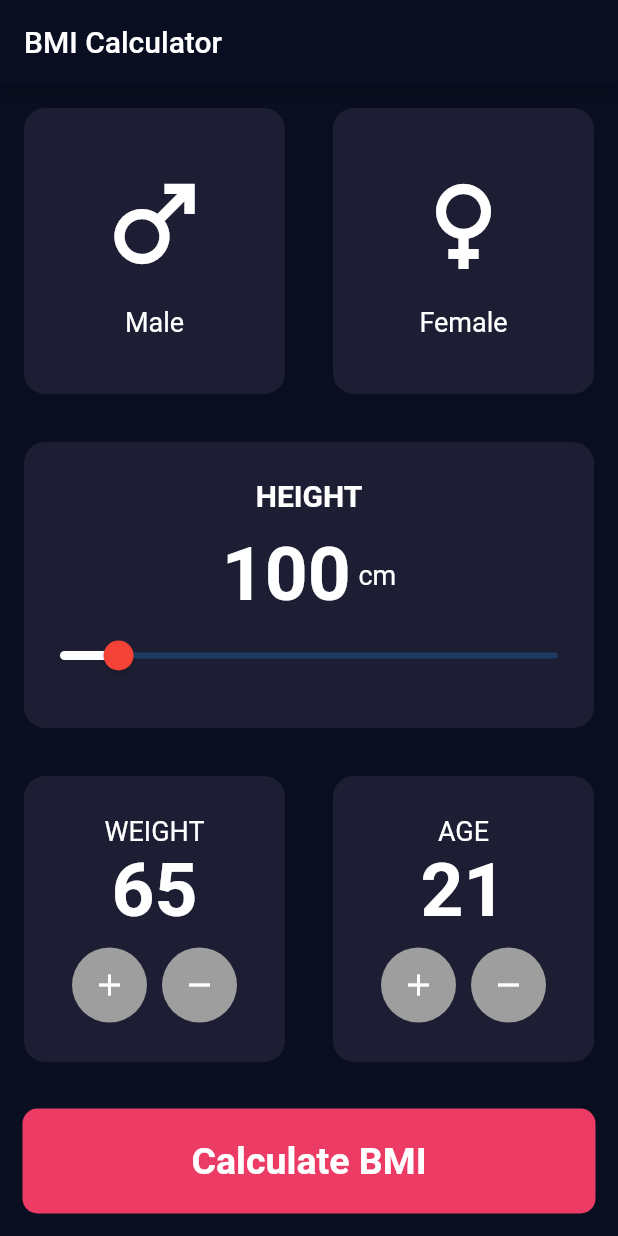
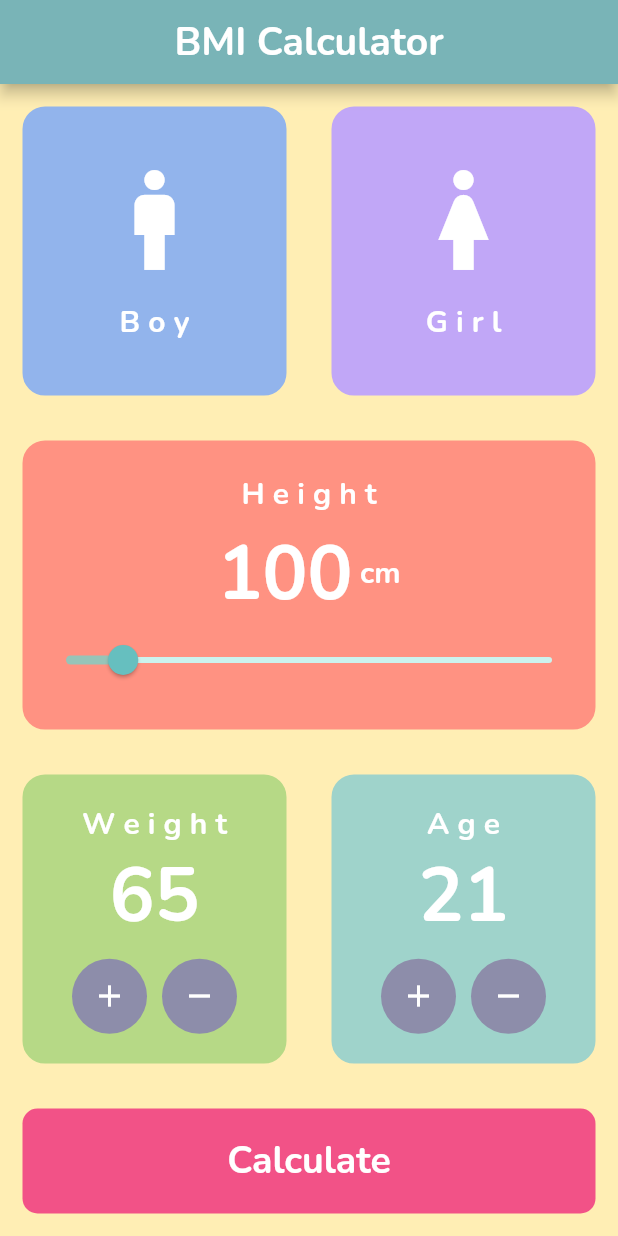
Before and after one commit to AdiKhoironHasan/flutter-bmi, a Flutter app: the screen it shows after launch, on a phone screen of 412 x 824 dp. Run offline on Flutter 3.47's test engine with Material 2 defaults, Android fonts, the phone set to English and light mode, and no system bars.

Commit message:
done recolour

```diff
--- a/lib/contants/constant.dart
+++ b/lib/contants/constant.dart
@@ -1,9 +1,12 @@
 import 'package:flutter/material.dart';
 
-const Color primaryColor = Color(0xff0a0e21);
+const Color primaryColor = Color(0xffffeeb4);
+const Color buttonColor = Color(0xff8D8DAA);
+// Color(0xff0a0e21);
 TextStyle? labelTextStyle = const TextStyle(
     //nullable
-    fontSize: 18,
+    fontSize: 20,
+    fontWeight: FontWeight.bold,
     color: Colors.white
     // Color(0xff8d8e98),
     );
--- a/lib/main.dart
+++ b/lib/main.dart
@@ -17,7 +17,8 @@ class MyApp extends StatelessWidget {
       theme: ThemeData(
         primaryColor: primaryColor,
         scaffoldBackgroundColor: primaryColor,
-        appBarTheme: const AppBarTheme(backgroundColor: Color(0xff0a0e21)),
+        appBarTheme: const AppBarTheme(backgroundColor: Color(0xff79B4B7)),
+        fontFamily: "Nunito",
         // This is the theme of your application.
         //
         // Try running your application with "flutter run". You'll see the
--- a/lib/views/bmi_data_screen.dart
+++ b/lib/views/bmi_data_screen.dart
@@ -26,9 +26,18 @@ class _BmiDataScreenState extends State<BmiDataScreen> {
   @override
   Widget build(BuildContext context) {
     return Scaffold(
-      backgroundColor: const Color(0xff0a0e21),
+      backgroundColor: primaryColor,
       appBar: AppBar(
-        title: const Text("BMI Calculator"),
+        title: const Center(
+          child: Text(
+            "BMI Calculator",
+            style: TextStyle(
+              fontWeight: FontWeight.bold,
+              fontSize: 26,
+              // fontFamily: "Nunito",
+            ),
+          ),
+        ),
       ),
       body: Column(
         children: [
@@ -42,12 +51,14 @@ class _BmiDataScreenState extends State<BmiDataScreen> {
                       setState(() {});
                     },
                     child: BmiCard(
-                      borderColor:
-                          (gender == "male") ? Colors.white : primaryColor,
+                      borderColor: (gender == "male")
+                          ? const Color(0xffFFFFFF)
+                          : const Color(0xff92B4EC),
                       child: const GenderIconText(
-                        icon: Icons.male,
-                        title: "Male",
+                        icon: Icons.man,
+                        title: "B o y",
                       ),
+                      bgColor: const Color(0xff92B4EC),
                     ),
                   ),
                 ),
@@ -58,12 +69,14 @@ class _BmiDataScreenState extends State<BmiDataScreen> {
                       setState(() {});
                     },
                     child: BmiCard(
-                      borderColor:
-                          (gender == "female" ? Colors.white : primaryColor),
+                      borderColor: (gender == "female"
+                          ? const Color(0xffFFFFFF)
+                          : const Color(0xffC1A7F7)),
                       child: const GenderIconText(
-                        icon: Icons.female,
-                        title: 'Female',
+                        icon: Icons.woman,
+                        title: 'G i r l',
                       ),
+                      bgColor: const Color(0xffC1A7F7),
                     ),
                   ),
                 )
@@ -72,18 +85,20 @@ class _BmiDataScreenState extends State<BmiDataScreen> {
           ),
           Expanded(
             child: BmiCard(
+                bgColor: const Color(0xffff9282),
+                borderColor: const Color(0xffff9282),
                 child: Column(
                   mainAxisAlignment: MainAxisAlignment.center,
                   children: [
                     Text(
-                  "HEIGHT",
+                      "H e i g h t",
                       style: labelTextStyle!.copyWith(
                         fontSize: 20,
                         fontWeight: FontWeight.bold,
                       ),
                     ),
                     const SizedBox(
-                  height: 12,
+                      height: 5,
                     ),
                     Row(
                       mainAxisAlignment: MainAxisAlignment.center,
@@ -105,8 +120,9 @@ class _BmiDataScreenState extends State<BmiDataScreen> {
                       value: height.toDouble(),
                       min: 80,
                       max: 250,
-                  activeColor: Colors.white,
-                  thumbColor: Colors.red,
+                      activeColor: const Color(0xff97C4B8),
+                      thumbColor: const Color(0xff66BFBF),
+                      inactiveColor: const Color(0xffCCF3EE),
                       onChanged: (value) {
                         height = value.toInt();
                         setState(() {});
@@ -119,11 +135,13 @@ class _BmiDataScreenState extends State<BmiDataScreen> {
             child: Row(children: [
               Expanded(
                 child: BmiCard(
+                  bgColor: const Color(0xffB6D986),
+                  borderColor: const Color(0xffB6D986),
                   child: Column(
                     mainAxisAlignment: MainAxisAlignment.center,
                     children: [
                       Text(
-                        "WEIGHT",
+                        "W e i g h t",
                         style: labelTextStyle,
                       ),
                       Text(
@@ -144,7 +162,7 @@ class _BmiDataScreenState extends State<BmiDataScreen> {
                             },
                             elevation: 0,
                             shape: const CircleBorder(),
-                            fillColor: Colors.grey,
+                            fillColor: buttonColor,
                             constraints: const BoxConstraints.tightFor(
                               width: 50,
                               height: 50,
@@ -159,12 +177,14 @@ class _BmiDataScreenState extends State<BmiDataScreen> {
                           ),
                           RawMaterialButton(
                             onPressed: () {
+                              if (weight > 1) {
                                 weight--;
+                              }
                               setState(() {});
                             },
                             elevation: 0,
                             shape: const CircleBorder(),
-                            fillColor: Colors.grey,
+                            fillColor: buttonColor,
                             constraints: const BoxConstraints.tightFor(
                               width: 50,
                               height: 50,
@@ -182,11 +202,13 @@ class _BmiDataScreenState extends State<BmiDataScreen> {
               ),
               Expanded(
                 child: BmiCard(
+                  bgColor: const Color(0xff9FD3CB),
+                  borderColor: const Color(0xff9FD3CB),
                   child: Column(
                     mainAxisAlignment: MainAxisAlignment.center,
                     children: [
                       Text(
-                        "AGE",
+                        "A g e",
                         style: labelTextStyle,
                       ),
                       Text(
@@ -206,7 +228,7 @@ class _BmiDataScreenState extends State<BmiDataScreen> {
                             },
                             elevation: 0,
                             shape: const CircleBorder(),
-                            fillColor: Colors.grey,
+                            fillColor: buttonColor,
                             constraints: const BoxConstraints.tightFor(
                               width: 50,
                               height: 50,
@@ -221,12 +243,14 @@ class _BmiDataScreenState extends State<BmiDataScreen> {
                           ),
                           RawMaterialButton(
                             onPressed: () {
+                              if (age > 1) {
                                 age--;
+                              }
                               setState(() {});
                             },
                             elevation: 0,
                             shape: const CircleBorder(),
-                            fillColor: Colors.grey,
+                            fillColor: buttonColor,
                             constraints: const BoxConstraints.tightFor(
                               width: 50,
                               height: 50,
@@ -261,11 +285,11 @@ class _BmiDataScreenState extends State<BmiDataScreen> {
               margin: const EdgeInsets.all(15),
               decoration: BoxDecoration(
                 borderRadius: BorderRadius.circular(10),
-                color: const Color(0xffec3c66),
+                color: const Color(0xffF25287),
               ),
               child: Center(
                   child: Text(
-                "Calculate BMI",
+                "Calculate",
                 style: labelTextStyle!.copyWith(
                   fontSize: 25,
                   fontWeight: FontWeight.bold,
@@ -284,18 +308,21 @@ class BmiCard extends StatelessWidget {
     Key? key,
     this.child,
     this.borderColor = primaryColor,
+    this.bgColor = const Color(0xffC1A7F7),
   }) : super(key: key);
 
   final Widget? child;
   final Color? borderColor;
+  final Color? bgColor;
 
   @override
   Widget build(BuildContext context) {
     return Container(
       decoration: BoxDecoration(
-        color: const Color(0xff1d1e33),
+        color: bgColor,
+        // const Color(0xff1d1e33),
         borderRadius: BorderRadius.circular(15),
-        border: Border.all(color: borderColor!), //tidak null
+        border: Border.all(color: borderColor!, width: 5), //tidak null
       ),
       margin: const EdgeInsets.all(15),
       child: child,
--- a/lib/views/bmi_result_screen.dart
+++ b/lib/views/bmi_result_screen.dart
@@ -67,7 +67,16 @@ class BmiResultScreen extends StatelessWidget {
 
     return Scaffold(
       appBar: AppBar(
-        title: const Text("BMI Calculator"),
+        title: const Center(
+          child: Text(
+            "BMI Calculator",
+            style: TextStyle(
+              fontWeight: FontWeight.bold,
+              fontSize: 26,
+              // fontFamily: "Nunito",
+            ),
+          ),
+        ),
       ),
       body: Column(
         children: [
@@ -115,6 +124,7 @@ class BmiResultScreen extends StatelessWidget {
                           textAlign: TextAlign.center,
                           style: const TextStyle(
                             fontSize: 15,
+                            fontWeight: FontWeight.bold,
                             color: Colors.white,
                           ),
                         ),
@@ -132,11 +142,11 @@ class BmiResultScreen extends StatelessWidget {
               margin: const EdgeInsets.all(15),
               decoration: BoxDecoration(
                 borderRadius: BorderRadius.circular(10),
-                color: const Color(0xffec3c66),
+                color: const Color(0xffF25287),
               ),
               child: const Center(
                   child: Text(
-                "Re-Calculate BMI",
+                "Re-Calculate",
                 style: TextStyle(
                     fontSize: 25,
                     fontWeight: FontWeight.bold,
```
Also changed, not shown: pubspec.yaml (+7 -9 lines), assets/fonts/Nunito-Bold.ttf (added), assets/fonts/Nunito-SemiBold.ttf (added), assets/fonts/Nunito-VariableFont_wght.ttf (added). Lines whose indentation alone changed are shown as unchanged.
